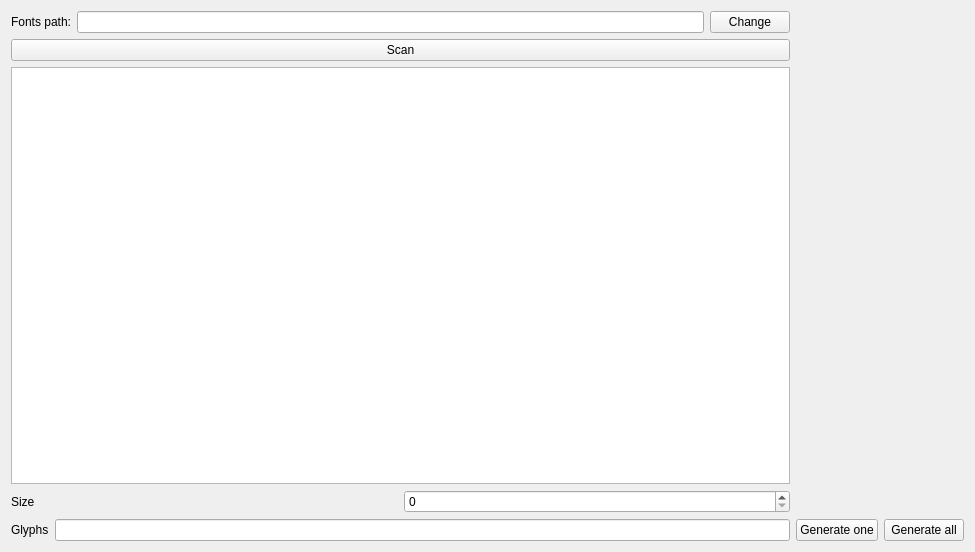
First picture: the form in window.ui, repository suy/fontextractor, before the edit.
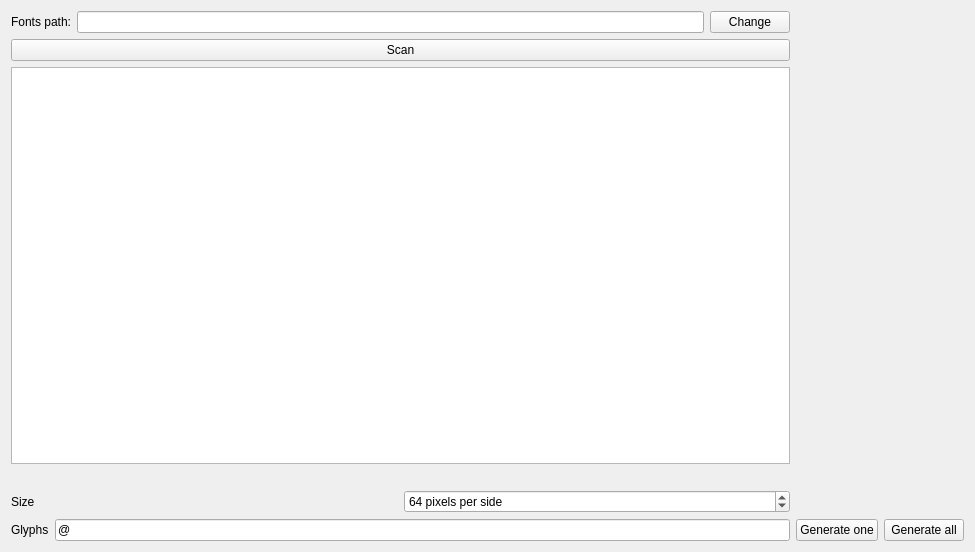
Second picture: the form after the edit.

Commit message: Improvement to font listing

Patch:
```diff
--- a/window.ui
+++ b/window.ui
@@ -47,6 +47,13 @@
      <item>
       <widget class="QListWidget" name="fontList"/>
      </item>
+     <item>
+      <widget class="QLabel" name="results">
+       <property name="text">
+        <string/>
+       </property>
+      </widget>
+     </item>
      <item>
       <layout class="QHBoxLayout" name="horizontalLayout">
        <item>
@@ -57,7 +64,20 @@
         </widget>
        </item>
        <item>
-        <widget class="QSpinBox" name="size"/>
+        <widget class="QSpinBox" name="size">
+         <property name="suffix">
+          <string> pixels per side</string>
+         </property>
+         <property name="minimum">
+          <number>1</number>
+         </property>
+         <property name="maximum">
+          <number>1024</number>
+         </property>
+         <property name="value">
+          <number>64</number>
+         </property>
+        </widget>
        </item>
       </layout>
      </item>
@@ -71,7 +91,11 @@
         </widget>
        </item>
        <item>
-        <widget class="QLineEdit" name="glyphs"/>
+        <widget class="QLineEdit" name="glyphs">
+         <property name="text">
+          <string>@</string>
+         </property>
+        </widget>
        </item>
       </layout>
      </item>
```
The commit also changes 1 other file.
